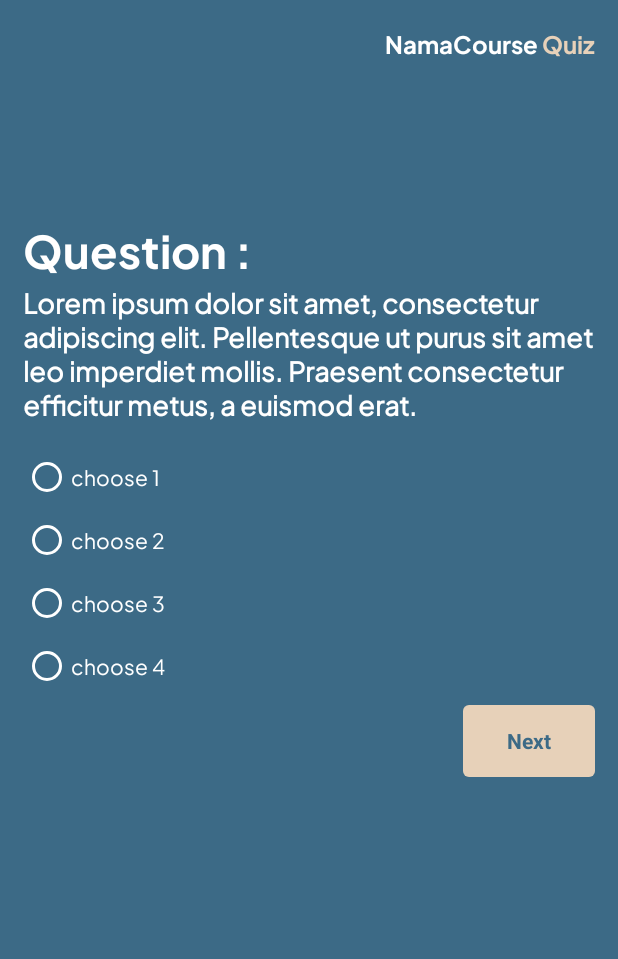
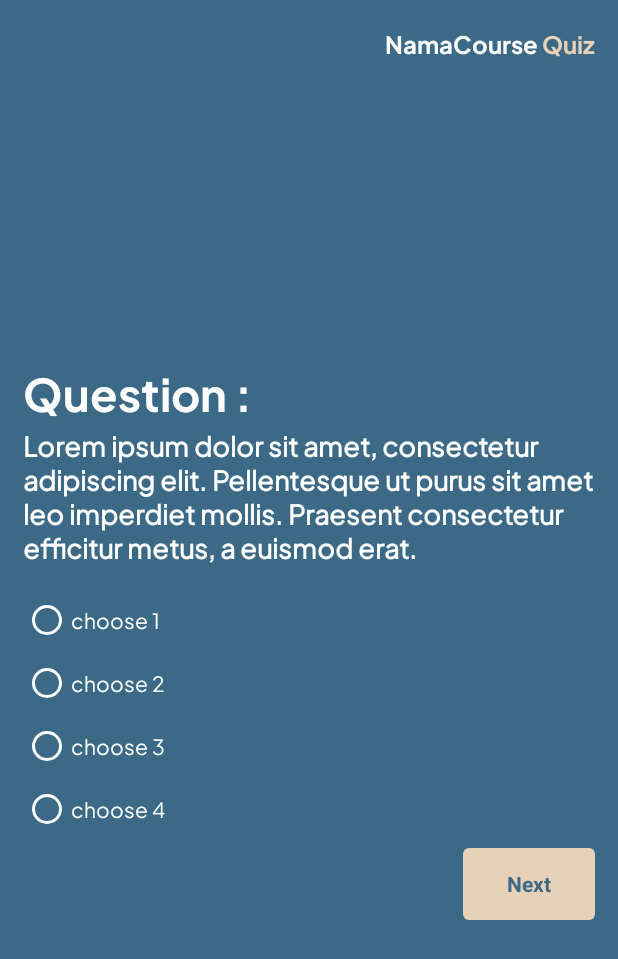
Before and after one commit to Siberuz/LRNT, an Android app: the Quiz screen opened directly, with no data from a screen before it, on a phone screen of 412 x 824 dp. Shown: the top 959 px of the screen. Run offline under Robolectric (Android 15) with nearby library versions, the phone set to English and light mode, and no system bars; our stand-ins replace Firebase (no records; nobody signed in at launch, a user with empty details on screens opened directly); 7 statements that could not run were skipped.

Commit message:
Update activity_quiz.xml

```diff
--- a/app/src/main/res/layout/activity_quiz.xml
+++ b/app/src/main/res/layout/activity_quiz.xml
@@ -25,7 +25,6 @@
     <LinearLayout
         android:layout_width="match_parent"
         android:layout_height="wrap_content"
-        android:layout_marginBottom="100dp"
         android:gravity="end">
         <TextView
             android:id="@+id/courseName"
@@ -45,6 +44,11 @@
             android:textStyle="bold"
             android:textSize="16dp"/>
     </LinearLayout>
+    <LinearLayout
+        android:orientation="vertical"
+        android:layout_width="match_parent"
+        android:layout_height="match_parent"
+        android:gravity="center">
         <TextView
             android:layout_width="wrap_content"
             android:layout_height="wrap_content"
@@ -130,3 +134,4 @@
             android:layout_gravity="end"
             />
     </LinearLayout>
+</LinearLayout>
```
Lines whose indentation alone changed are shown as unchanged.
